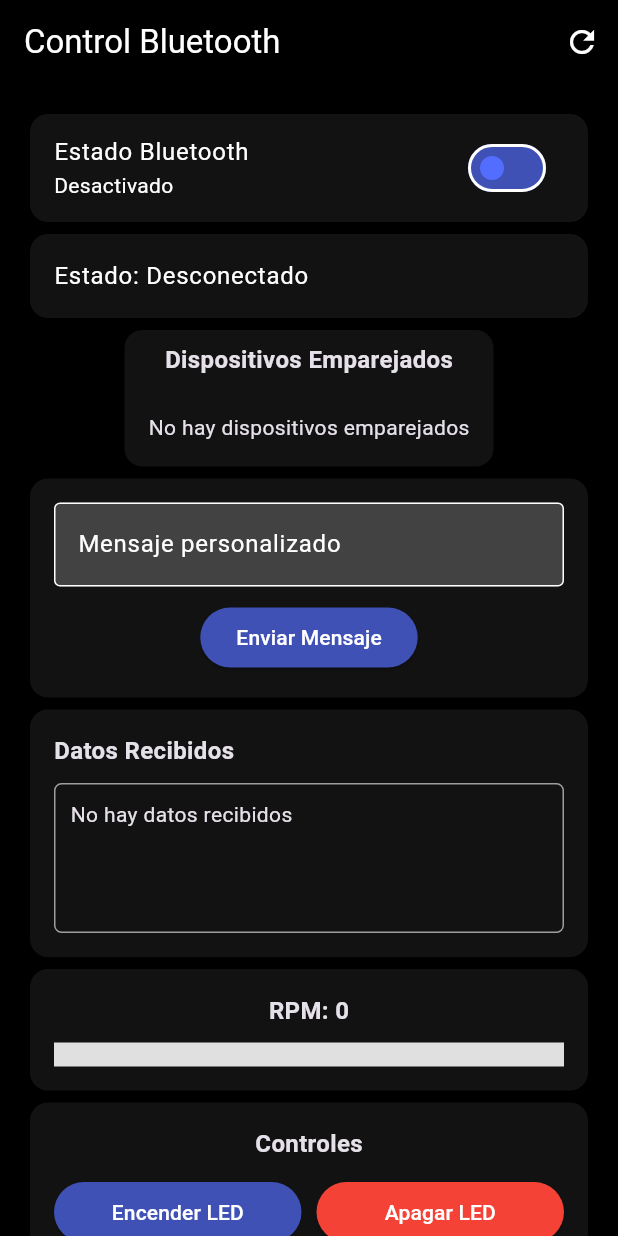
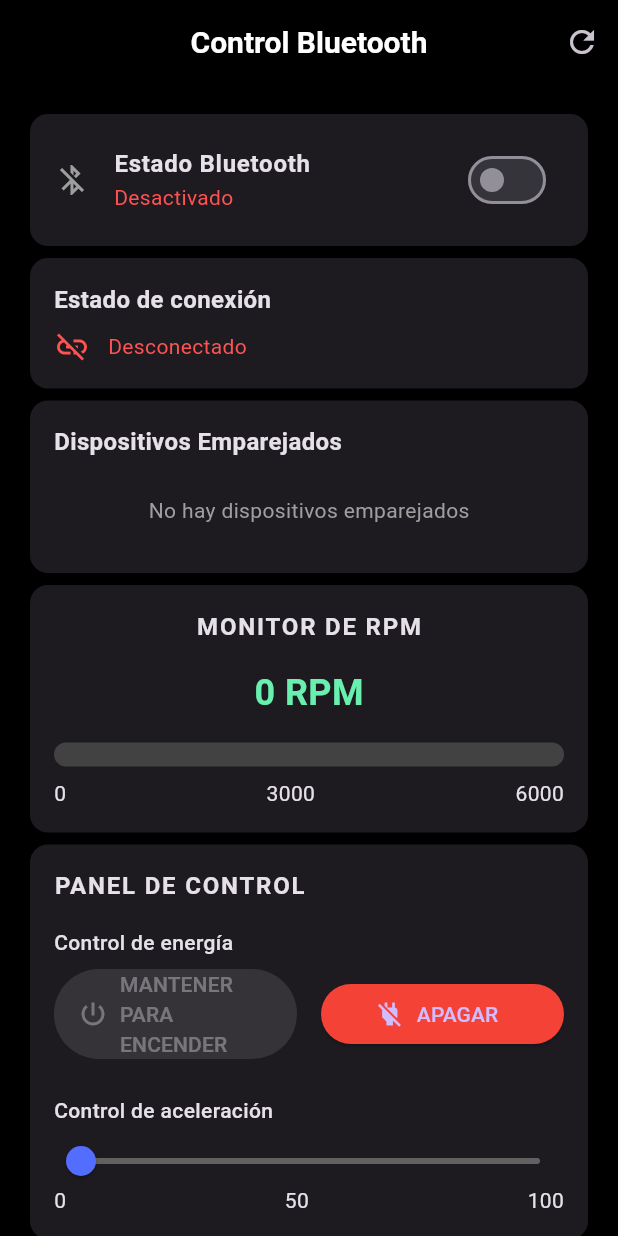
Before and after one commit to JohnTenno/bluetooth-app, a Flutter app: the screen it shows after launch, after a tap on "Estado Bluetooth", on a phone screen of 412 x 824 dp. Run offline on Flutter 3.47's test engine with Material 3 defaults, Android fonts, the light colour scheme and no system bars; our stand-ins replace permission_handler; statements that could not run were skipped.

Commit message:
Update main.dart

```diff
--- a/lib/main.dart
+++ b/lib/main.dart
@@ -6,52 +6,41 @@ import 'dart:typed_data';
 import 'dart:math';
 
 void main() {
-  runApp(MyApp());
+  runApp(const MyApp());
 }
 
 class MyApp extends StatelessWidget {
+  const MyApp({super.key});
+
   @override
   Widget build(BuildContext context) {
     return MaterialApp(
-      title: 'Bluetooth Control',
+      title: 'Controle bluetooth',
       theme: ThemeData.dark().copyWith(
-        colorScheme: ColorScheme.dark(
-          primary: Colors.indigo,
+        primaryColor: Colors.indigo,
+        colorScheme: ThemeData.dark().colorScheme.copyWith(
           secondary: Colors.indigoAccent,
-        ),
-        elevatedButtonTheme: ElevatedButtonThemeData(
-          style: ElevatedButton.styleFrom(
-            backgroundColor: Colors.indigo,
-            foregroundColor: Colors.white,
-          ),
-        ),
-        switchTheme: SwitchThemeData(
-          thumbColor: MaterialStateProperty.all(Colors.indigoAccent),
-          trackColor: MaterialStateProperty.all(Colors.indigo),
-        ),
-        snackBarTheme: SnackBarThemeData(
-          backgroundColor: Colors.grey[900],
-          contentTextStyle: TextStyle(color: Colors.white),
+          onSecondary: Colors.black,
         ),
         cardColor: Colors.grey[850],
         scaffoldBackgroundColor: Colors.black,
-        appBarTheme: AppBarTheme(
-          backgroundColor: Colors.black,
-          foregroundColor: Colors.white,
-        ),
-        inputDecorationTheme: InputDecorationTheme(
-          filled: true,
-          fillColor: Colors.grey[800],
-          border: OutlineInputBorder(),
+        appBarTheme: const AppBarTheme(
+          color: Colors.black,
+          elevation: 0,
+          centerTitle: true,
+          titleTextStyle: TextStyle(fontSize: 20, fontWeight: FontWeight.bold),
         ),
       ),
-      home: BluetoothPage(),
+
+      home: const BluetoothPage(),
       debugShowCheckedModeBanner: false,
     );
   }
 }
 
 class BluetoothPage extends StatefulWidget {
+  const BluetoothPage({super.key});
+
   @override
   _BluetoothPageState createState() => _BluetoothPageState();
 }
@@ -63,30 +52,37 @@ class _BluetoothPageState extends State<BluetoothPage> {
   BluetoothConnection? _connection;
   List<BluetoothDevice> _devices = [];
   BluetoothDevice? _connectedDevice;
+  double _pedalValue = 0;
   String _receivedData = "";
   final TextEditingController _messageController = TextEditingController();
   String _connectionStatus = "Desconectado";
   int _rpmValue = 0;
+  bool _isRefreshing = false;
 
   @override
   void initState() {
     super.initState();
-    _requestPermissions();
-    _initializeBluetooth();
+    _initializeApp();
+  }
+
+  Future<void> _initializeApp() async {
+    await _requestPermissions();
+    await _initializeBluetooth();
   }
 
   Future<void> _requestPermissions() async {
-    await Permission.location.request();
-    await Permission.bluetooth.request();
-    await Permission.bluetoothScan.request();
-    await Permission.bluetoothConnect.request();
+    await [
+      Permission.location,
+      Permission.bluetooth,
+      Permission.bluetoothScan,
+      Permission.bluetoothConnect,
+    ].request();
   }
 
-  void _initializeBluetooth() {
-    _bluetooth.state.then((state) {
-      setState(() => _bluetoothEnabled = state.isEnabled);
-      if (state.isEnabled) _getPairedDevices();
-    });
+  Future<void> _initializeBluetooth() async {
+    final state = await _bluetooth.state;
+    setState(() => _bluetoothEnabled = state.isEnabled);
+    if (state.isEnabled) await _getPairedDevices();
 
     _bluetooth.onStateChanged().listen((state) {
       setState(() => _bluetoothEnabled = state.isEnabled);
@@ -103,8 +99,16 @@ class _BluetoothPageState extends State<BluetoothPage> {
   }
 
   Future<void> _getPairedDevices() async {
-    List<BluetoothDevice> devices = await _bluetooth.getBondedDevices();
-    setState(() => _devices = devices);
+    if (_isRefreshing) return;
+
+    setState(() => _isRefreshing = true);
+
+    try {
+      final devices = await _bluetooth.getBondedDevices();
+      setState(() => _devices = devices);
+    } finally {
+      setState(() => _isRefreshing = false);
+    }
   }
 
   Future<void> _connectToDevice(BluetoothDevice device) async {
@@ -124,30 +128,55 @@ class _BluetoothPageState extends State<BluetoothPage> {
       });
 
       _setupDataListener();
+      _showConnectionSuccess(device.name ?? device.address);
     } catch (e) {
       setState(() {
-        _connectionStatus = "Error de conexión: ${e.toString()}";
+        _connectionStatus = "Error de conexión";
         _isConnecting = false;
       });
+      _showConnectionError(e.toString());
     }
+  }
+
+  void _showConnectionSuccess(String deviceName) {
+    ScaffoldMessenger.of(context).showSnackBar(
+      SnackBar(
+        content: Text('Conectado a $deviceName'),
+        backgroundColor: Colors.green,
+        behavior: SnackBarBehavior.floating,
+        shape: RoundedRectangleBorder(borderRadius: BorderRadius.circular(10)),
+      ),
+    );
+  }
+
+  void _showConnectionError(String error) {
+    ScaffoldMessenger.of(context).showSnackBar(
+      SnackBar(
+        content: Text('Error de conexión: $error'),
+        backgroundColor: Colors.red,
+        behavior: SnackBarBehavior.floating,
+        shape: RoundedRectangleBorder(borderRadius: BorderRadius.circular(10)),
+      ),
+    );
   }
 
   void _setupDataListener() {
     _connection?.input
         ?.listen((data) {
-          String incomingData = String.fromCharCodes(data);
+          final incomingData = String.fromCharCodes(data);
           setState(() {
             _receivedData += incomingData;
-
-            final match = RegExp(r'RPM[:\-]?\s*(\d+)').firstMatch(incomingData);
-            if (match != null) {
-              _rpmValue = int.tryParse(match.group(1) ?? '0') ?? 0;
-            }
+            _updateRpmValue(incomingData);
           });
         })
-        .onDone(() {
-          _disconnect();
-        });
+        .onDone(_disconnect);
+  }
+
+  void _updateRpmValue(String data) {
+    final match = RegExp(r'RPM[:\-]?\s*(\d+)').firstMatch(data);
+    if (match != null) {
+      _rpmValue = int.tryParse(match.group(1) ?? '0') ?? 0;
+    }
   }
 
   void _disconnect() {
@@ -160,26 +189,61 @@ class _BluetoothPageState extends State<BluetoothPage> {
     });
   }
 
-  void _sendData(String data) {
-    if (_connection?.isConnected == true) {
+  Future<void> _sendData(String data) async {
+    if (_connection?.isConnected != true) {
+      _showNoConnectionError();
+      return;
+    }
+
+    try {
       _connection?.output.add(Uint8List.fromList(ascii.encode("$data\n")));
-      _connection?.output.allSent.then((_) {
-        ScaffoldMessenger.of(
-          context,
-        ).showSnackBar(SnackBar(content: Text("Enviado: $data")));
-      });
-    } else {
-      ScaffoldMessenger.of(
-        context,
-      ).showSnackBar(SnackBar(content: Text("No hay conexión activa")));
+      await _connection?.output.allSent;
+      _showSendSuccess(data);
+    } catch (e) {
+      _showSendError(e.toString());
     }
   }
 
-  void _toggleBluetooth(bool enabled) async {
-    if (enabled) {
-      await _bluetooth.requestEnable();
-    } else {
-      await _bluetooth.requestDisable();
+  void _showNoConnectionError() {
+    ScaffoldMessenger.of(context).showSnackBar(
+      const SnackBar(
+        content: Text("No hay conexión activa"),
+        backgroundColor: Colors.red,
+      ),
+    );
+  }
+
+  void _showSendSuccess(String data) {
+    ScaffoldMessenger.of(context).showSnackBar(
+      SnackBar(content: Text("Enviado: $data"), backgroundColor: Colors.green),
+    );
+  }
+
+  void _showSendError(String error) {
+    ScaffoldMessenger.of(context).showSnackBar(
+      SnackBar(
+        content: Text("Error al enviar: $error"),
+        backgroundColor: Colors.red,
+      ),
+    );
+  }
+
+  Future<void> _toggleBluetooth(bool enabled) async {
+    try {
+      if (enabled) {
+        await _bluetooth.requestEnable();
+      } else {
+        await _bluetooth.requestDisable();
+      }
+    } catch (e) {
+      ScaffoldMessenger.of(context).showSnackBar(
+        SnackBar(
+          content: Text(
+            "Error al ${enabled ? 'activar' : 'desactivar'} Bluetooth",
+          ),
+          backgroundColor: Colors.red,
+        ),
+      );
     }
   }
 
@@ -194,120 +258,118 @@ class _BluetoothPageState extends State<BluetoothPage> {
   Widget build(BuildContext context) {
     return Scaffold(
       appBar: AppBar(
-        title: Text("Control Bluetooth"),
+        title: const Text("Control Bluetooth"),
         actions: [
           IconButton(
-            icon: Icon(Icons.refresh),
+            icon:
+                _isRefreshing
+                    ? const SizedBox(
+                      width: 20,
+                      height: 20,
+                      child: CircularProgressIndicator(strokeWidth: 2),
+                    )
+                    : const Icon(Icons.refresh),
             onPressed: _getPairedDevices,
             tooltip: "Actualizar dispositivos",
           ),
         ],
       ),
       body: SingleChildScrollView(
-        padding: EdgeInsets.all(16),
+        padding: const EdgeInsets.all(16),
         child: Column(
           children: [
-            _buildBluetoothControl(),
-            _buildConnectionInfo(),
-            _buildDevicesList(),
-            _buildMessageInput(),
-            _buildReceivedData(),
-            _buildRPMGauge(),
-            _buildControlButtons(),
+            _buildBluetoothStatusCard(),
+            _buildConnectionStatusCard(),
+            _buildPairedDevicesCard(),
+            _buildRpmGauge(),
+            _buildControlPanel(),
           ],
         ),
       ),
     );
   }
 
-  Widget _buildBluetoothControl() {
+  Widget _buildBluetoothStatusCard() {
     return Card(
-      child: SwitchListTile(
-        value: _bluetoothEnabled,
-        onChanged: _toggleBluetooth,
-        title: Text("Estado Bluetooth"),
-        subtitle: Text(_bluetoothEnabled ? "Activado" : "Desactivado"),
+      child: Padding(
+        padding: const EdgeInsets.symmetric(vertical: 8),
+        child: SwitchListTile(
+          value: _bluetoothEnabled,
+          onChanged: _toggleBluetooth,
+          title: const Text(
+            "Estado Bluetooth",
+            style: TextStyle(fontWeight: FontWeight.bold),
+          ),
+          subtitle: Text(
+            _bluetoothEnabled ? "Activado" : "Desactivado",
+            style: TextStyle(
+              color: _bluetoothEnabled ? Colors.greenAccent : Colors.redAccent,
+            ),
+          ),
+          secondary: Icon(
+            _bluetoothEnabled
+                ? Icons.bluetooth_connected
+                : Icons.bluetooth_disabled,
+            color: _bluetoothEnabled ? Colors.indigoAccent : Colors.grey,
+          ),
+        ),
       ),
     );
   }
 
-  Widget _buildConnectionInfo() {
+  Widget _buildConnectionStatusCard() {
     return Card(
-      child: ListTile(
-        title: Text("Estado: $_connectionStatus"),
-        subtitle:
-            _connectedDevice != null
-                ? Text("Dispositivo: ${_connectedDevice!.name}")
-                : null,
-        trailing:
-            _connectedDevice != null
-                ? ElevatedButton(
-                  onPressed: _disconnect,
-                  child: Text("Desconectar"),
-                  style: ElevatedButton.styleFrom(backgroundColor: Colors.red),
-                )
-                : null,
-      ),
-    );
-  }
-
-  Widget _buildDevicesList() {
-    return Card(
-      child: Column(
-        children: [
-          Padding(
-            padding: EdgeInsets.all(8),
-            child: Text(
-              "Dispositivos Emparejados",
+      child: Padding(
+        padding: const EdgeInsets.all(16),
+        child: Column(
+          crossAxisAlignment: CrossAxisAlignment.start,
+          children: [
+            const Text(
+              "Estado de conexión",
               style: TextStyle(fontSize: 16, fontWeight: FontWeight.bold),
             ),
-          ),
-          if (_isConnecting)
-            Padding(
-              padding: EdgeInsets.all(16),
-              child: CircularProgressIndicator(),
-            ),
-          if (_devices.isEmpty)
-            Padding(
-              padding: EdgeInsets.all(16),
-              child: Text("No hay dispositivos emparejados"),
-            ),
-          ..._devices.map(
-            (device) => ListTile(
-              title: Text(device.name ?? device.address),
-              trailing: ElevatedButton(
-                onPressed: () => _connectToDevice(device),
-                child: Text("Conectar"),
-              ),
-            ),
-          ),
-        ],
-      ),
-    );
-  }
-
-  Widget _buildMessageInput() {
-    return Card(
-      child: Padding(
-        padding: EdgeInsets.all(16),
-        child: Column(
-          children: [
-            TextField(
-              controller: _messageController,
-              decoration: InputDecoration(
-                labelText: "Mensaje personalizado",
-                border: OutlineInputBorder(),
-              ),
-            ),
-            SizedBox(height: 10),
-            ElevatedButton(
-              onPressed: () {
-                if (_messageController.text.isNotEmpty) {
-                  _sendData(_messageController.text);
-                  _messageController.clear();
-                }
-              },
-              child: Text("Enviar Mensaje"),
+            const SizedBox(height: 8),
+            Row(
+              children: [
+                Icon(
+                  _connectedDevice != null ? Icons.link : Icons.link_off,
+                  color:
+                      _connectedDevice != null
+                          ? Colors.greenAccent
+                          : Colors.redAccent,
+                ),
+                const SizedBox(width: 12),
+                Expanded(
+                  child: Column(
+                    crossAxisAlignment: CrossAxisAlignment.start,
+                    children: [
+                      Text(
+                        _connectionStatus,
+                        style: TextStyle(
+                          color:
+                              _connectedDevice != null
+                                  ? Colors.greenAccent
+                                  : Colors.redAccent,
+                        ),
+                      ),
+                      if (_connectedDevice != null)
+                        Text(
+                          "Dispositivo: ${_connectedDevice!.name}",
+                          style: const TextStyle(fontSize: 12),
+                        ),
+                    ],
+                  ),
+                ),
+                if (_connectedDevice != null)
+                  ElevatedButton(
+                    onPressed: _disconnect,
+                    child: const Text("Desconectar"),
+                    style: ElevatedButton.styleFrom(
+                      backgroundColor: Colors.red,
+                      padding: const EdgeInsets.symmetric(horizontal: 16),
+                    ),
+                  ),
+              ],
             ),
           ],
         ),
@@ -315,61 +377,49 @@ class _BluetoothPageState extends State<BluetoothPage> {
     );
   }
 
-  Widget _buildReceivedData() {
+  Widget _buildPairedDevicesCard() {
     return Card(
       child: Padding(
-        padding: EdgeInsets.all(16),
+        padding: const EdgeInsets.all(16),
         child: Column(
-          crossAxisAlignment: CrossAxisAlignment.stretch,
+          crossAxisAlignment: CrossAxisAlignment.start,
           children: [
-            Text(
-              "Datos Recibidos",
+            const Text(
+              "Dispositivos Emparejados",
               style: TextStyle(fontSize: 16, fontWeight: FontWeight.bold),
             ),
-            SizedBox(height: 10),
-            Container(
-              padding: EdgeInsets.all(10),
-              decoration: BoxDecoration(
-                border: Border.all(color: Colors.grey),
-                borderRadius: BorderRadius.circular(5),
-              ),
-              height: 100,
-              child: SingleChildScrollView(
-                child: Text(
-                  _receivedData.isEmpty
-                      ? "No hay datos recibidos"
-                      : _receivedData,
+            const SizedBox(height: 8),
+            if (_isConnecting)
+              const Center(
+                child: Padding(
+                  padding: EdgeInsets.all(16),
+                  child: CircularProgressIndicator(),
                 ),
               ),
-            ),
-            if (_receivedData.isNotEmpty)
-              TextButton(
-                onPressed: () => setState(() => _receivedData = ""),
-                child: Text("Limpiar"),
+            if (_devices.isEmpty && !_isRefreshing)
+              const Padding(
+                padding: EdgeInsets.all(16),
+                child: Center(
+                  child: Text(
+                    "No hay dispositivos emparejados",
+                    style: TextStyle(color: Colors.grey),
+                  ),
+                ),
               ),
-          ],
-        ),
-      ),
-    );
-  }
-
-  Widget _buildRPMGauge() {
-    double percent = (_rpmValue.clamp(0, 6000) / 6000);
-    return Card(
-      child: Padding(
-        padding: EdgeInsets.all(16),
-        child: Column(
-          children: [
-            Text(
-              "RPM: $_rpmValue",
-              style: TextStyle(fontSize: 16, fontWeight: FontWeight.bold),
-            ),
-            SizedBox(height: 10),
-            LinearProgressIndicator(
-              value: percent,
-              minHeight: 16,
-              backgroundColor: Colors.grey[300],
-              color: percent > 0.75 ? Colors.red : Colors.green,
+            ..._devices.map(
+              (device) => ListTile(
+                leading: const Icon(Icons.devices),
+                title: Text(device.name ?? "Dispositivo desconocido"),
+                subtitle: Text(device.address),
+                trailing: ElevatedButton(
+                  onPressed: () => _connectToDevice(device),
+                  child: const Text("Conectar"),
+                  style: ElevatedButton.styleFrom(
+                    backgroundColor: Colors.indigoAccent,
+                    padding: const EdgeInsets.symmetric(horizontal: 16),
+                  ),
+                ),
+              ),
             ),
           ],
         ),
@@ -377,44 +427,158 @@ class _BluetoothPageState extends State<BluetoothPage> {
     );
   }
 
-  Widget _buildControlButtons() {
+  Widget _buildRpmGauge() {
+    final percent = (_rpmValue.clamp(0, 6000) / 6000);
+    final color =
+        percent > 0.75
+            ? Colors.redAccent
+            : percent > 0.5
+            ? Colors.orangeAccent
+            : Colors.greenAccent;
+
     return Card(
       child: Padding(
-        padding: EdgeInsets.all(16),
+        padding: const EdgeInsets.all(16),
         child: Column(
           children: [
+            const Text(
+              "MONITOR DE RPM",
+              style: TextStyle(
+                fontSize: 16,
+                fontWeight: FontWeight.bold,
+                letterSpacing: 1.2,
+              ),
+            ),
+            const SizedBox(height: 16),
             Text(
-              "Controles",
-              style: TextStyle(fontSize: 16, fontWeight: FontWeight.bold),
+              "$_rpmValue RPM",
+              style: TextStyle(
+                fontSize: 24,
+                fontWeight: FontWeight.bold,
+                color: color,
+              ),
             ),
-            SizedBox(height: 10),
+            const SizedBox(height: 16),
+            LinearProgressIndicator(
+              value: percent,
+              minHeight: 16,
+              backgroundColor: Colors.grey[800],
+              color: color,
+              borderRadius: BorderRadius.circular(8),
+            ),
+            const SizedBox(height: 8),
             Row(
-              mainAxisAlignment: MainAxisAlignment.spaceEvenly,
-              children: [
-                Expanded(
-                  child: ElevatedButton(
-                    onPressed: () => _sendData("LED_ON"),
-                    child: Text("Encender LED"),
-                  ),
-                ),
-                SizedBox(width: 10),
-                Expanded(
-                  child: ElevatedButton(
-                    onPressed: () => _sendData("LED_OFF"),
-                    child: Text(
-                      "Apagar LED",
-                      style: TextStyle(color: Colors.white),
-                    ),
-                    style: ElevatedButton.styleFrom(
-                      backgroundColor: Colors.red,
-                    ),
-                  ),
-                ),
-              ],
+              mainAxisAlignment: MainAxisAlignment.spaceBetween,
+              children: const [Text("0"), Text("3000"), Text("6000")],
             ),
           ],
         ),
       ),
     );
   }
+
+  Widget _buildControlPanel() {
+    return Card(
+      child: Padding(
+        padding: const EdgeInsets.all(16),
+        child: Column(
+          crossAxisAlignment: CrossAxisAlignment.start,
+          children: [
+            const Text(
+              "PANEL DE CONTROL",
+              style: TextStyle(
+                fontSize: 16,
+                fontWeight: FontWeight.bold,
+                letterSpacing: 1.2,
+              ),
+            ),
+            const SizedBox(height: 16),
+            _buildPowerButtons(),
+            const SizedBox(height: 24),
+            _buildPedalControl(),
+          ],
+        ),
+      ),
+    );
+  }
+
+  Widget _buildPowerButtons() {
+    return Column(
+      crossAxisAlignment: CrossAxisAlignment.start,
+      children: [
+        const Text(
+          "Control de energía",
+          style: TextStyle(fontWeight: FontWeight.w500),
+        ),
+        const SizedBox(height: 8),
+        Row(
+          children: [
+            Expanded(
+              child: Listener(
+                onPointerDown: (_) => _sendData("TURN_ON"),
+                onPointerUp: (_) => _sendData("STOP"),
+                child: ElevatedButton.icon(
+                  icon: const Icon(Icons.power_settings_new, size: 20),
+                  label: const Text("MANTENER PARA ENCENDER"),
+                  style: ElevatedButton.styleFrom(
+                    backgroundColor: Colors.indigoAccent,
+                  ),
+                  onPressed: null,
+                ),
+              ),
+            ),
+            const SizedBox(width: 16),
+            Expanded(
+              child: ElevatedButton.icon(
+                onPressed: () => _sendData("TURN_OFF"),
+                icon: const Icon(Icons.power_off, size: 20),
+                label: const Text("APAGAR"),
+                style: ElevatedButton.styleFrom(backgroundColor: Colors.red),
+              ),
+            ),
+          ],
+        ),
+      ],
+    );
+  }
+
+  Widget _buildPedalControl() {
+    return Column(
+      crossAxisAlignment: CrossAxisAlignment.start,
+      children: [
+        const Text(
+          "Control de aceleración",
+          style: TextStyle(fontWeight: FontWeight.w500),
+        ),
+        const SizedBox(height: 8),
+        SliderTheme(
+          data: SliderTheme.of(context).copyWith(
+            activeTrackColor: Colors.indigoAccent,
+            inactiveTrackColor: Colors.grey[700],
+            thumbColor: Colors.indigoAccent,
+            overlayColor: Colors.indigoAccent.withOpacity(0.2),
+            thumbShape: const RoundSliderThumbShape(enabledThumbRadius: 10),
+            overlayShape: const RoundSliderOverlayShape(overlayRadius: 16),
+            valueIndicatorColor: Colors.indigoAccent,
+            showValueIndicator: ShowValueIndicator.always,
+          ),
+          child: Slider(
+            value: _pedalValue,
+            min: 0,
+            max: 180,
+            divisions: 180,
+            label: "${_pedalValue.toInt()}°",
+            onChanged: (value) {
+              setState(() => _pedalValue = value);
+              _sendData("SERVO:${_pedalValue.toInt()}");
+            },
+          ),
+        ),
+        Row(
+          mainAxisAlignment: MainAxisAlignment.spaceBetween,
+          children: const [Text("0"), Text("50"), Text("100")],
+        ),
+      ],
+    );
+  }
 }
```
